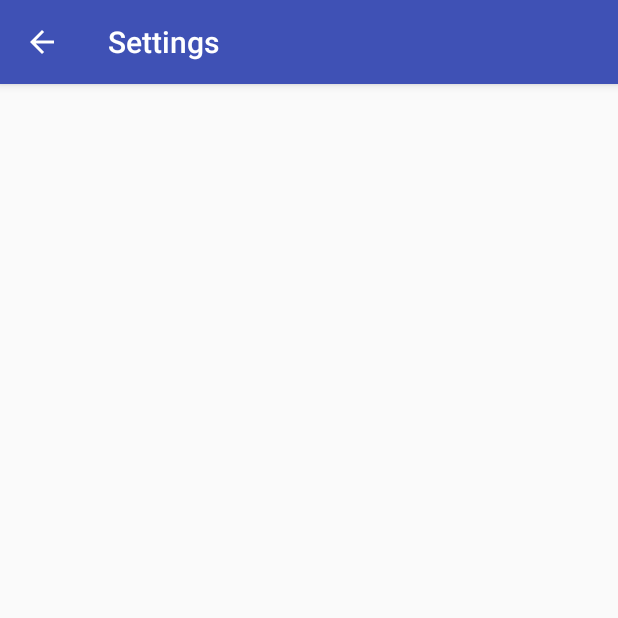
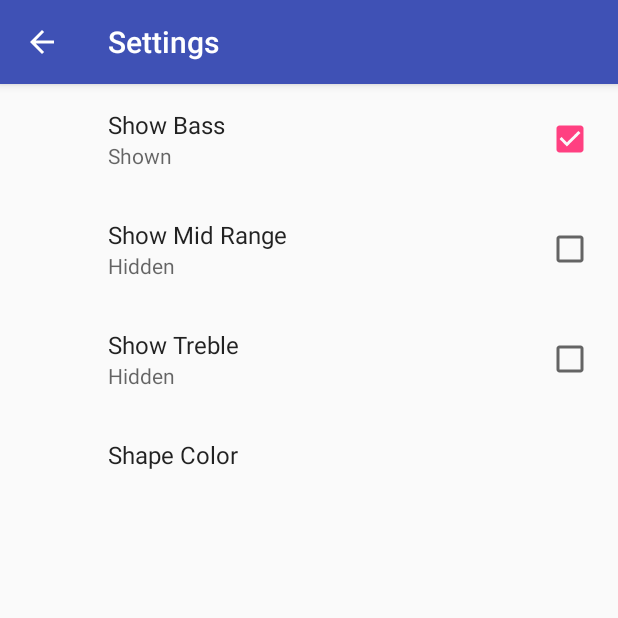
Before and after one commit to klasing/u851-Visualizer, an Android app: the screen it shows after launch (SettingsActivity), in the options menu, after a tap on "Settings", on a phone screen of 412 x 824 dp, the top half of it. Run offline under Robolectric (Android 15) with nearby library versions, the phone set to English and light mode, and no system bars; our stand-ins replace androidx.preference; 1 statement that could not run was skipped.

Commit message:
14-11-2017 19:01 T06-07

```diff
--- a/Visualizer/app/src/main/java/com/example/visualizer/VisualizerActivity.java
+++ b/Visualizer/app/src/main/java/com/example/visualizer/VisualizerActivity.java
@@ -60,9 +60,14 @@
         //mVisualizerView.setShowMid(true);
         //mVisualizerView.setShowTreble(true);
         mVisualizerView.setMinSizeScale(1);
-        mVisualizerView.setColor(getString(R.string.pref_color_red_value));
+        loadColorFromPreferences(sharedPreferences);//mVisualizerView.setColor(getString(R.string.pref_color_red_value));
 
         sharedPreferences.registerOnSharedPreferenceChangeListener(this);
+    }
+
+    private void loadColorFromPreferences(SharedPreferences sharedPreferences) {
+        mVisualizerView.setColor(sharedPreferences.getString(getString(R.string.pref_color_key),
+                getString(R.string.pref_color_red_value)));
     }
 
     @Override
@@ -73,8 +78,10 @@
             mVisualizerView.setShowMid(sharedPreferences.getBoolean(key, getResources().getBoolean(R.bool.pref_show_mid_range_default)));
         } else if (key.equals(getString(R.string.pref_show_treble_key))) {
             mVisualizerView.setShowTreble(sharedPreferences.getBoolean(key, getResources().getBoolean(R.bool.pref_show_treble_default)));
+        } else if (key.equals(getString(R.string.pref_color_key))) {
+            loadColorFromPreferences(sharedPreferences);
         }
-    }
+   }
 
     @Override
     protected void onDestroy() {
--- a/Visualizer/app/src/main/res/layout/activity_settings.xml
+++ b/Visualizer/app/src/main/res/layout/activity_settings.xml
@@ -1,12 +1,6 @@
 <?xml version="1.0" encoding="utf-8"?>
-<RelativeLayout xmlns:android="http://schemas.android.com/apk/res/android"
-    xmlns:tools="http://schemas.android.com/tools"
+<fragment xmlns:android="http://schemas.android.com/apk/res/android"
     android:id="@+id/activity_settings"
+    android:name="com.example.visualizer.SettingsFragment"
     android:layout_width="match_parent"
-    android:layout_height="match_parent"
-    android:paddingBottom="@dimen/activity_vertical_margin"
-    android:paddingLeft="@dimen/activity_horizontal_margin"
-    android:paddingRight="@dimen/activity_horizontal_margin"
-    android:paddingTop="@dimen/activity_vertical_margin"
-    tools:context="com.example.visualizer.SettingsActivity">
-</RelativeLayout>
+    android:layout_height="match_parent"/>
--- /dev/null
+++ b/Visualizer/app/src/main/res/values/arrays.xml
@@ -0,0 +1,15 @@
+<?xml version="1.0" encoding="utf-8"?>
+<resources>
+    <!-- Label ordering must match values -->
+    <array name="pref_color_option_labels">
+        <item>@string/pref_color_label_red</item>
+        <item>@string/pref_color_label_green</item>
+        <item>@string/pref_color_label_blue</item>
+    </array>
+
+    <array name="pref_color_option_values">
+        <item>@string/pref_color_red_value</item>
+        <item>@string/pref_color_green_value</item>
+        <item>@string/pref_color_blue_value</item>
+    </array>
+</resources>
--- a/Visualizer/app/src/main/res/values/strings.xml
+++ b/Visualizer/app/src/main/res/values/strings.xml
@@ -15,9 +15,17 @@
     <string name="pref_show_true">Shown</string>
     <string name="pref_show_false">Hidden</string>
 
+    <string name="pref_color_label">Shape Color</string>
+    <string name="pref_color_label_red">Red</string>
+    <string name="pref_color_label_green">Green</string>
+    <string name="pref_color_label_blue">Blue</string>
+
+    <string name="pref_color_key" translatable="false">color</string>
+
     <string name="pref_color_red_value" translatable="false">red</string>
+
+    <string name="pref_color_green_value" translatable="false">green</string>
 
     <string name="pref_color_blue_value" translatable="false">blue</string>
 
-    <string name="pref_color_green_value" translatable="false">green</string>
 </resources>
--- a/Visualizer/app/src/main/res/xml/pref_visualizer.xml
+++ b/Visualizer/app/src/main/res/xml/pref_visualizer.xml
@@ -22,4 +22,11 @@
         android:summaryOn="@string/pref_show_true"
         android:title="@string/pref_show_treble_label" />
 
+    <ListPreference
+        android:defaultValue="@string/pref_color_red_value"
+        android:entries="@array/pref_color_option_labels"
+        android:entryValues="@array/pref_color_option_values"
+        android:key="@string/pref_color_key"
+        android:title="@string/pref_color_label" />
+
 </PreferenceScreen>
```
